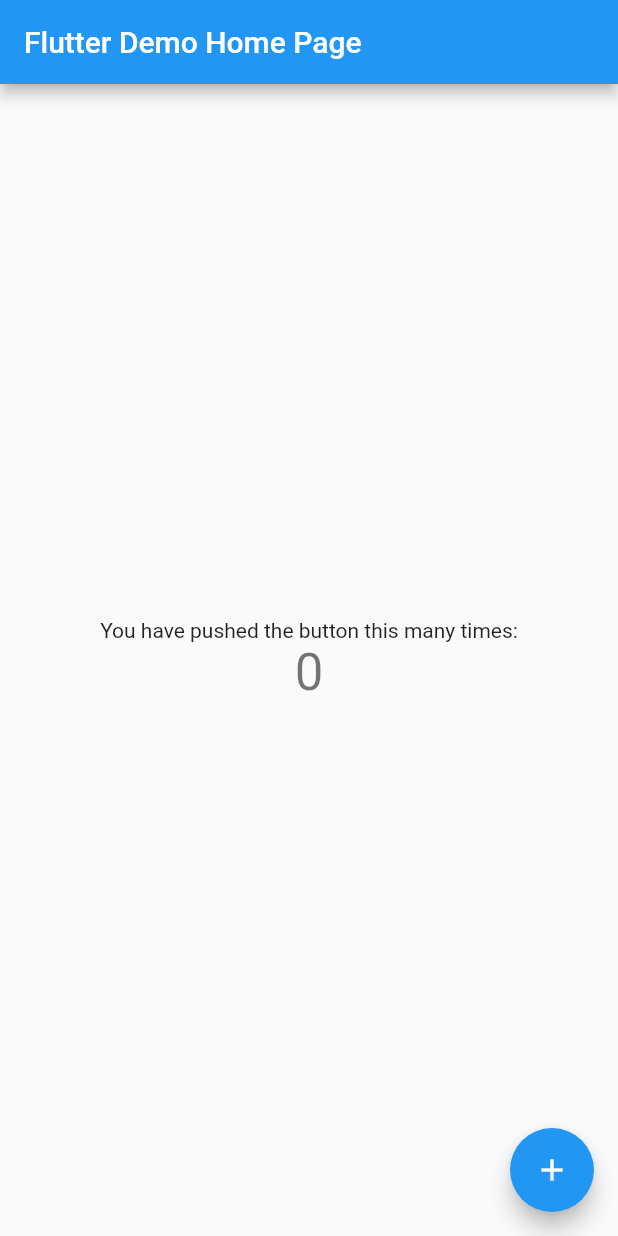
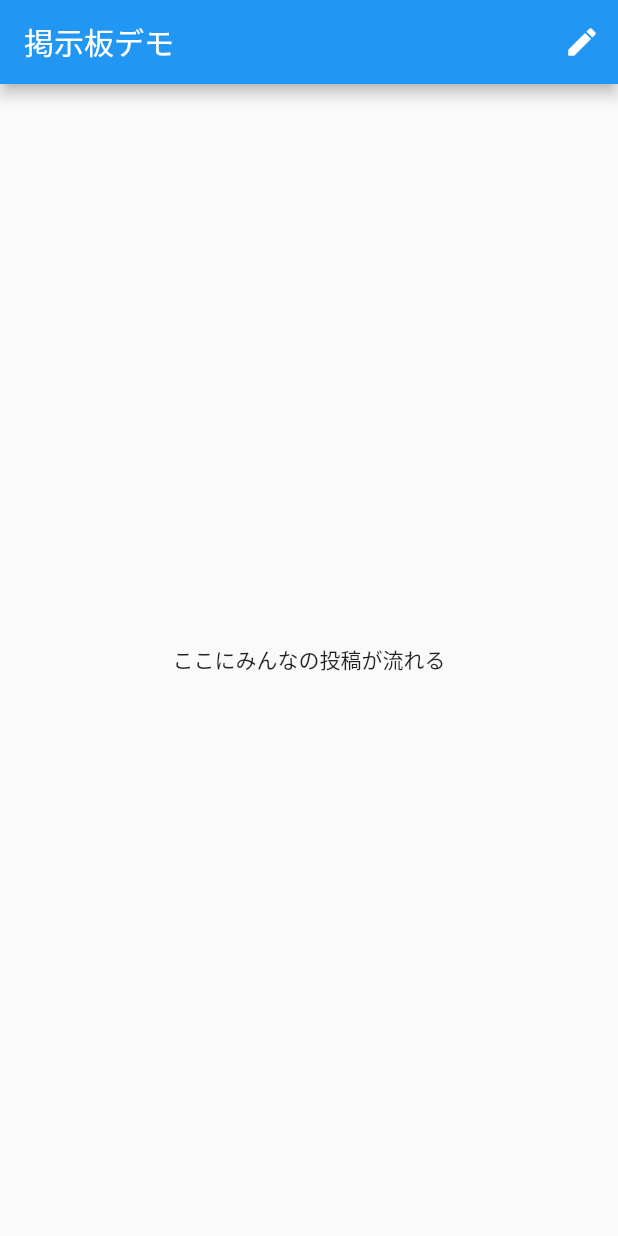
Before and after one commit to ryuryudragno/flutter_team1, a Flutter app: the screen it shows after launch, on a phone screen of 412 x 824 dp. Run offline on Flutter 3.47's test engine with Material 2 defaults, Android fonts, the phone set to English and light mode, and no system bars.

Commit message:
掲示板を作成

```diff
--- a/lib/main.dart
+++ b/lib/main.dart
@@ -1,7 +1,37 @@
+import 'package:benesse_hackathon/post.dart';
 import 'package:flutter/material.dart';
+
+import 'kenta.dart';
+//import 'package:lib/keijiban.dart';
 
 void main() {
   runApp(MyApp());
+}
+
+class _MyHomePageState extends State<MyHomePage> {
+
+  @override
+  Widget build(BuildContext context) {
+    return Scaffold(
+      appBar: AppBar(
+        title: Text("掲示板デモ"),
+        actions: [
+          IconButton(
+            icon: Icon(Icons.edit), onPressed: () {
+            Navigator.of(context).push(MaterialPageRoute(builder: (context) {
+              return PostPage();
+            }));
+          },
+          ),
+        ],
+      ),
+      body: Center(
+        child: Text(
+            "ここにみんなの投稿が流れる"
+        ),
+      ),
+    );
+  }
 }
 
 class MyApp extends StatelessWidget {
@@ -26,7 +56,7 @@ class MyApp extends StatelessWidget {
     );
   }
 }
-
+//
 class MyHomePage extends StatefulWidget {
   MyHomePage({Key? key, required this.title}) : super(key: key);
 
@@ -44,70 +74,71 @@ class MyHomePage extends StatefulWidget {
   @override
   _MyHomePageState createState() => _MyHomePageState();
 }
-
-class _MyHomePageState extends State<MyHomePage> {
-  int _counter = 0;
-
-  void _incrementCounter() {
-    setState(() {
-      // This call to setState tells the Flutter framework that something has
-      // changed in this State, which causes it to rerun the build method below
-      // so that the display can reflect the updated values. If we changed
-      // _counter without calling setState(), then the build method would not be
-      // called again, and so nothing would appear to happen.
-      _counter++;
-    });
-  }
-
-  @override
-  Widget build(BuildContext context) {
-    // This method is rerun every time setState is called, for instance as done
-    // by the _incrementCounter method above.
-    //
-    // The Flutter framework has been optimized to make rerunning build methods
-    // fast, so that you can just rebuild anything that needs updating rather
-    // than having to individually change instances of widgets.
-    return Scaffold(
-      appBar: AppBar(
-        // Here we take the value from the MyHomePage object that was created by
-        // the App.build method, and use it to set our appbar title.
-        title: Text(widget.title),
-      ),
-      body: Center(
-        // Center is a layout widget. It takes a single child and positions it
-        // in the middle of the parent.
-        child: Column(
-          // Column is also a layout widget. It takes a list of children and
-          // arranges them vertically. By default, it sizes itself to fit its
-          // children horizontally, and tries to be as tall as its parent.
-          //
-          // Invoke "debug painting" (press "p" in the console, choose the
-          // "Toggle Debug Paint" action from the Flutter Inspector in Android
-          // Studio, or the "Toggle Debug Paint" command in Visual Studio Code)
-          // to see the wireframe for each widget.
-          //
-          // Column has various properties to control how it sizes itself and
-          // how it positions its children. Here we use mainAxisAlignment to
-          // center the children vertically; the main axis here is the vertical
-          // axis because Columns are vertical (the cross axis would be
-          // horizontal).
-          mainAxisAlignment: MainAxisAlignment.center,
-          children: <Widget>[
-            Text(
-              'You have pushed the button this many times:',
-            ),
-            Text(
-              '$_counter',
-              style: Theme.of(context).textTheme.headline4,
-            ),
-          ],
-        ),
-      ),
-      floatingActionButton: FloatingActionButton(
-        onPressed: _incrementCounter,
-        tooltip: 'Increment',
-        child: Icon(Icons.add),
-      ), // This trailing comma makes auto-formatting nicer for build methods.
-    );
-  }
-}
+//
+//class _MyHomePageState extends State<MyHomePage> {
+//  int _counter = 0;
+//
+//  void _incrementCounter() {
+//    setState(() {
+//      // This call to setState tells the Flutter framework that something has
+//      // changed in this State, which causes it to rerun the build method below
+//      // so that the display can reflect the updated values. If we changed
+//      // _counter without calling setState(), then the build method would not be
+//      // called again, and so nothing would appear to happen.
+//      _counter++;
+//    });
+//  }
+//
+//  @override
+//  Widget build(BuildContext context) {
+//    // This method is rerun every time setState is called, for instance as done
+//    // by the _incrementCounter method above.
+//    //
+//    // The Flutter framework has been optimized to make rerunning build methods
+//    // fast, so that you can just rebuild anything that needs updating rather
+//    // than having to individually change instances of widgets.
+//    return Scaffold(
+//      appBar: AppBar(
+//        // Here we take the value from the MyHomePage object that was created by
+//        // the App.build method, and use it to set our appbar title.
+//        title: Text(widget.title),
+//      ),
+//      body: Center(
+//        // Center is a layout widget. It takes a single child and positions it
+//        // in the middle of the parent.
+//        child: Column(
+//          // Column is also a layout widget. It takes a list of children and
+//          // arranges them vertically. By default, it sizes itself to fit its
+//          // children horizontally, and tries to be as tall as its parent.
+//          //
+//          // Invoke "debug painting" (press "p" in the console, choose the
+//          // "Toggle Debug Paint" action from the Flutter Inspector in Android
+//          // Studio, or the "Toggle Debug Paint" command in Visual Studio Code)
+//          // to see the wireframe for each widget.
+//          //
+//          // Column has various properties to control how it sizes itself and
+//          // how it positions its children. Here we use mainAxisAlignment to
+//          // center the children vertically; the main axis here is the vertical
+//          // axis because Columns are vertical (the cross axis would be
+//          // horizontal).
+//          mainAxisAlignment: MainAxisAlignment.center,
+//          children: <Widget>[
+//            Text(
+//              'You have pushed the button this many times:',
+//            ),
+//            Text(
+//              '$_counter',
+//              style: Theme.of(context).textTheme.headline4,
+//            ),
+//          ],
+//        ),
+//      ),
+//      floatingActionButton: FloatingActionButton(
+//        onPressed: _incrementCounter,
+//        tooltip: 'Increment',
+//        child: Icon(Icons.add),
+//      ), // This trailing comma makes auto-formatting nicer for build methods.
+//    );
+//  }
+//}
+//
```
Also changed, not shown: lib/post.dart (added, +37 -0 lines).
